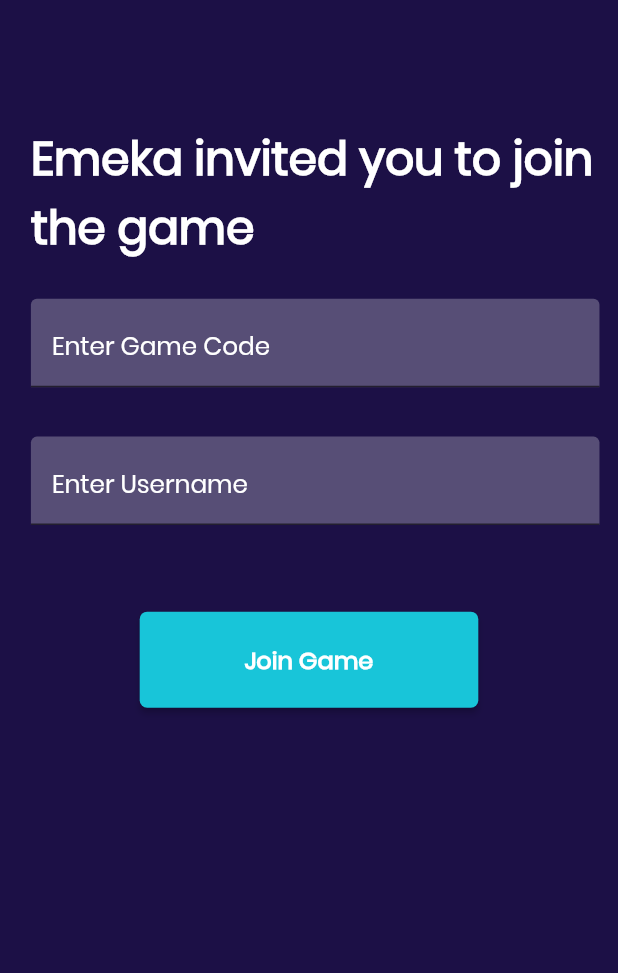
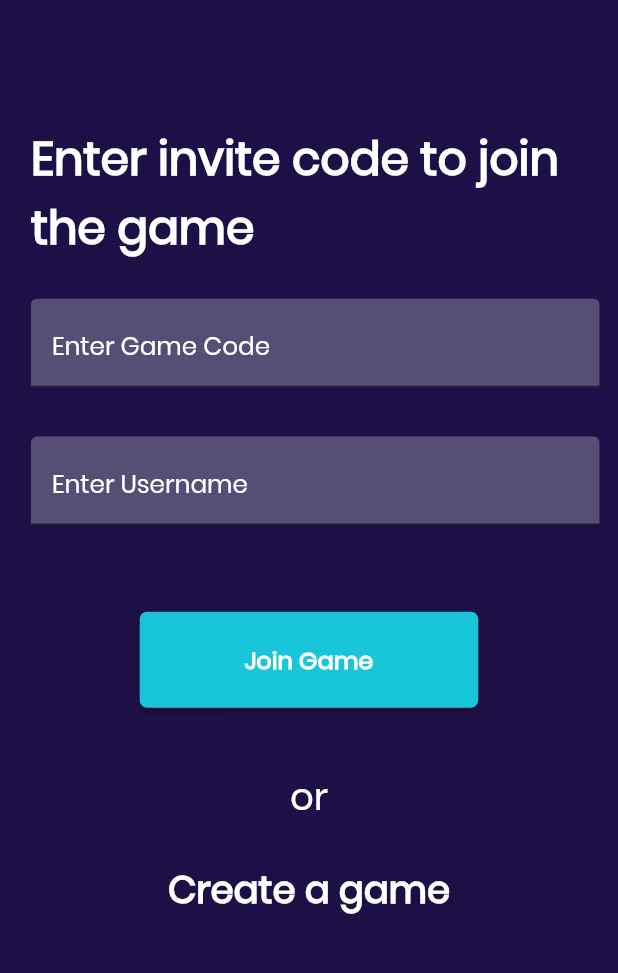
Before and after one commit to hngi/mobileforce-QuickThink, a Flutter app: the JoinGame screen opened directly, on a phone screen of 412 x 824 dp, the part 48-1021 px from its top. Run offline on Flutter 3.47's test engine with Material 2 defaults, Android fonts, the phone set to English and light mode, and no system bars; our stand-ins replace flushbar, flutter_icons, flutter_spinkit, flutter_svg, google_fonts, hexcolor and 4 more; missing offline and left inert: clipboard_manager; accounts and stored records are empty; network calls fail.

Commit message:
Implemented changes on the design

```diff
--- a/quick_think/lib/main.dart
+++ b/quick_think/lib/main.dart
@@ -7,7 +7,6 @@ import 'package:shared_preferences/shared_preferences.dart';
 import 'config.dart';
 import 'registration.dart';
 import 'theme/theme.dart';
-
 
 int onBoardCount;
 void main() async {
@@ -51,7 +50,7 @@ class _MyAppState extends State<MyApp> {
           : 'showSplashPage',
       routes: {
         'showOnBoardScreen': (context) => OnBoardScreen(),
-        'showSplashPage': (context) => CreateGame(),
+        'showSplashPage': (context) => SplashPage(),
         Registration.id: (context) => Registration(),
       },
     );
--- /dev/null
+++ b/quick_think/lib/model/new_questions_model.dart
@@ -0,0 +1,39 @@
+class Quiz {
+  List<Question> questions;
+
+  Quiz({
+    this.questions,
+  });
+}
+
+class Question {
+  String id;
+  String question;
+  String category;
+  String answer;
+  List<String> options;
+
+  Question({
+    this.id,
+    this.question,
+    this.category,
+    this.answer,
+    this.options,
+  });
+
+  factory Question.fromJson(Map<String, dynamic> json) => Question(
+        id: json["id"],
+        question: json["question"],
+        category: json["category"],
+        answer: json["answer"],
+        options: List<String>.from(json["options"].map((x) => x)),
+      );
+
+  Map<String, dynamic> toJson() => {
+        "id": id,
+        "question": question,
+        "category": category,
+        "answer": answer,
+        "options": List<dynamic>.from(options.map((x) => x)),
+      };
+}
--- a/quick_think/lib/screens/create_game.dart
+++ b/quick_think/lib/screens/create_game.dart
@@ -4,6 +4,7 @@ import 'package:flutter_spinkit/flutter_spinkit.dart';
 import 'package:google_fonts/google_fonts.dart';
 import 'package:progress_dialog/progress_dialog.dart';
 import 'package:quickthink/model/categories.dart';
+import 'package:quickthink/screens/join_game.dart';
 import 'package:quickthink/theme/theme.dart';
 import 'package:quickthink/utils/responsiveness.dart';
 import 'package:http/http.dart' as http;
@@ -464,10 +465,13 @@ class _CreateGameState extends State<CreateGame> {
                       borderRadius: BorderRadius.circular(5)),
                   onPressed: () {
                     ClipboardManager.copyToClipBoard(hintText);
+
+                    Navigator.push(context,
+                        MaterialPageRoute(builder: (context) => JoinGame(),));
                     //Flutter Toast
                   },
                   child: Text(
-                    "Copy",
+                    "Join game",
                     style: GoogleFonts.poppins(
                       color: Colors.white,
                       fontSize: 16,
--- a/quick_think/lib/screens/join_game.dart
+++ b/quick_think/lib/screens/join_game.dart
@@ -2,7 +2,12 @@ import 'dart:convert';
 
 import 'package:flutter/material.dart';
 import 'package:flutter_spinkit/flutter_spinkit.dart';
+import 'package:google_fonts/google_fonts.dart';
 import 'package:progress_dialog/progress_dialog.dart';
+import 'package:quickthink/model/new_questions_model.dart';
+import 'package:quickthink/screens/create_game.dart';
+import 'package:quickthink/screens/dashboard.dart';
+import 'package:quickthink/screens/quiz_page.dart';
 import 'package:quickthink/utils/responsiveness.dart';
 import 'package:http/http.dart' as http;
 
@@ -72,9 +77,51 @@ class _JoinGameState extends State<JoinGame> {
               _prompt(),
               _form(),
               _loginBtn(),
+              _or(),
+              _createGameLink(),
             ],
           ),
         ),
+      ),
+    );
+  }
+
+  Widget _or() {
+    return Padding(
+      padding: EdgeInsets.only(
+        top: SizeConfig().xMargin(context, 10.0),
+        //right: SizeConfig().xMargin(context, 3.0),
+      ),
+      child: Text(
+        'or',
+        style: GoogleFonts.poppins(
+          color: Colors.white,
+          fontStyle: FontStyle.normal,
+          fontWeight: FontWeight.w500,
+          fontSize: SizeConfig().textSize(context, 3),
+        ),
+      ),
+    );
+  }
+
+  Widget _createGameLink() {
+    return Padding(
+      padding: EdgeInsets.only(
+        top: SizeConfig().xMargin(context, 6.0),
+        //right: SizeConfig().xMargin(context, 3.0),
+      ),
+      child: InkWell(
+        onTap: () {
+          Navigator.push(
+              context, MaterialPageRoute(builder: (context) => CreateGame()));
+        },
+        child: Text('Create a game',
+            style: GoogleFonts.poppins(
+              fontSize: SizeConfig().textSize(context, 3),
+              color: Colors.white,
+              fontWeight: FontWeight.bold,
+              fontStyle: FontStyle.normal,
+            )),
       ),
     );
   }
@@ -107,7 +154,7 @@ class _JoinGameState extends State<JoinGame> {
         right: SizeConfig().xMargin(context, 3.0),
       ),
       child: Text(
-        'Emeka invited you to join the game',
+        'Enter invite code to join the game',
         style: TextStyle(
           fontFamily: 'Poppins',
           color: Colors.white,
@@ -257,7 +304,7 @@ class _JoinGameState extends State<JoinGame> {
     }
   }
 
-  Future<String> _joinGame(code, user) async {
+  Future<List<Question>> _joinGame(code, user) async {
     setState(() {
       progressDialog.show();
     });
@@ -269,17 +316,16 @@ class _JoinGameState extends State<JoinGame> {
     );
     if (response.statusCode == 200) {
       String data = response.body;
+      List decodedQuestions = jsonDecode(data)['data']['questions'];
 
-      //TODO Retrieve the questions
-      var decodedData = jsonDecode(data)['data'];
-      //TODO Navigate to game screen
-
+      print(decodedQuestions);
       setState(() {
         progressDialog.hide();
       });
       _showInSnackBar('Game Coming Soon', Colors.green);
-
-      return response.body;
+      return decodedQuestions
+          .map((questions) => Question.fromJson(questions))
+          .toList();
     } else {
       String data = response.body;
       setState(() {
--- a/quick_think/lib/screens/splashpage.dart
+++ b/quick_think/lib/screens/splashpage.dart
@@ -33,7 +33,7 @@ class _SplashPageState extends State<SplashPage> {
         Navigator.pushReplacement(
           context,
           MaterialPageRoute(
-            builder: (context) => Registration(),
+            builder: (context) => JoinGame(),
           ),
         );
       } else {
@@ -41,7 +41,7 @@ class _SplashPageState extends State<SplashPage> {
         Navigator.pushReplacement(
           context,
           MaterialPageRoute(
-            builder: (context) => DashboardScreen(),
+            builder: (context) => JoinGame(),
           ),
         );
       }
```
